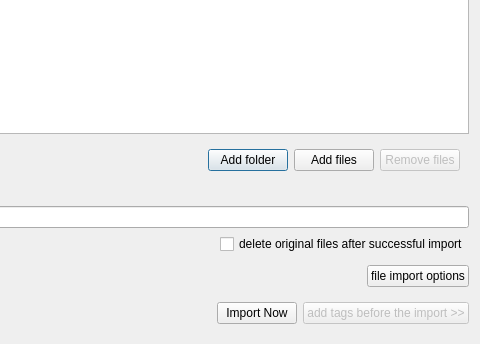
The window that interface/ui/importWindow.ui (KJNeko/IDHAN) describes before a commit, drawn with Qt 5; both pictures show x 750 to 1230 and y 373 to 717 of the 1230 by 717 pixel window.
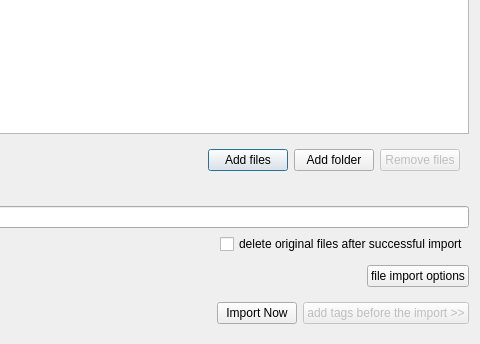
The same window after the commit.

Commit message: Import continuation

What changed in the file:
```diff
--- a/interface/ui/importWindow.ui
+++ b/interface/ui/importWindow.ui
@@ -34,16 +34,16 @@
        </spacer>
       </item>
       <item>
-       <widget class="QPushButton" name="addFolder">
+       <widget class="QPushButton" name="addFiles">
         <property name="text">
-         <string>Add folder</string>
+         <string>Add files</string>
         </property>
        </widget>
       </item>
       <item>
-       <widget class="QPushButton" name="addFiles">
+       <widget class="QPushButton" name="addFolder">
         <property name="text">
-         <string>Add files</string>
+         <string>Add folder</string>
         </property>
        </widget>
       </item>
```
The commit also changes 33 other files.
